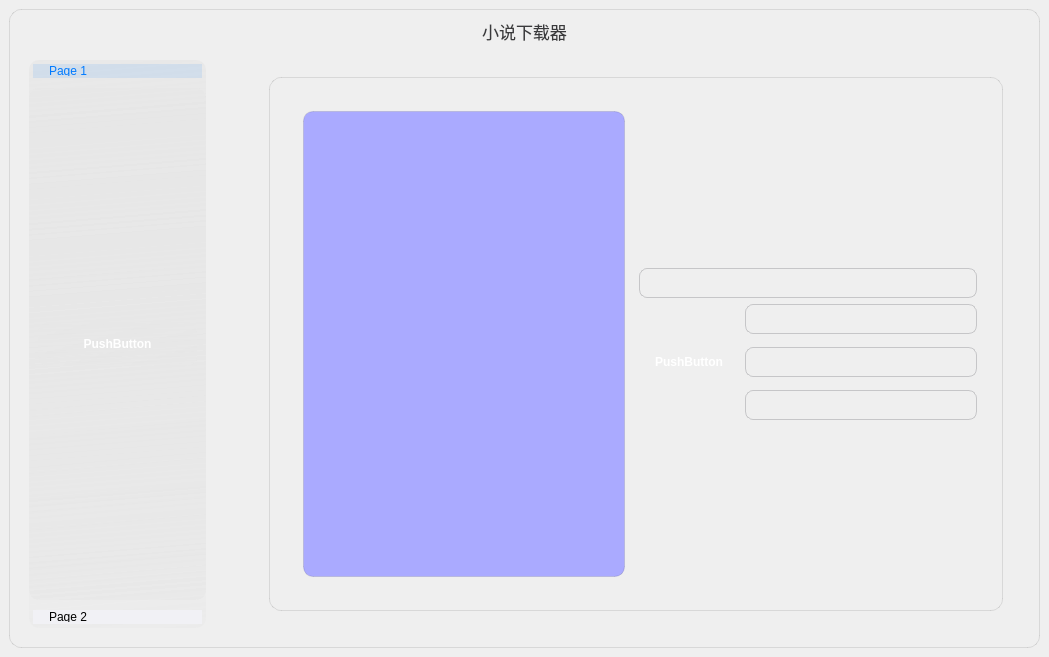
Above: src/windows2.ui from zhaowendao2005/novel-downloader-plus before the change. Below: the same form after it.
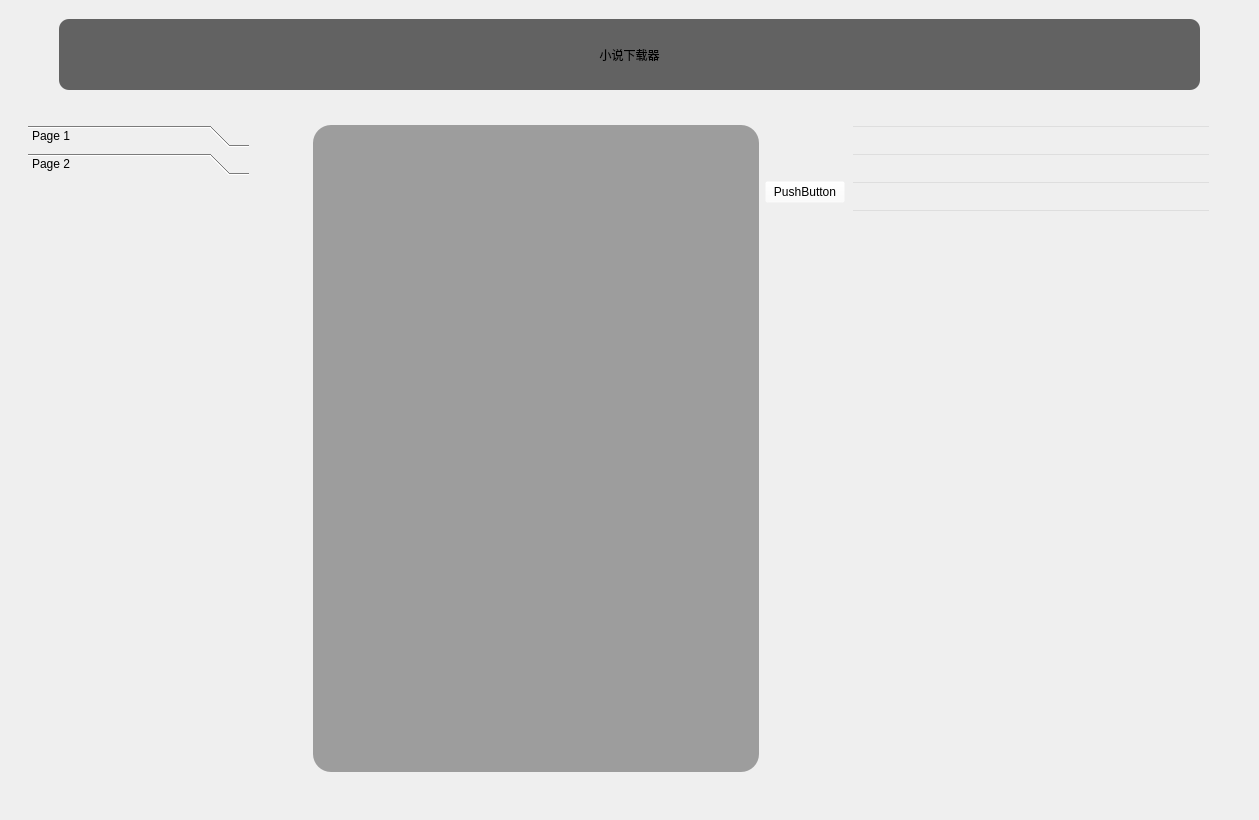
That is the form after the change. Custom widgets are drawn as their Qt base class.

```diff
--- a/src/windows2.ui
+++ b/src/windows2.ui
@@ -6,8 +6,8 @@
    <rect>
     <x>0</x>
     <y>0</y>
-    <width>1049</width>
-    <height>657</height>
+    <width>1259</width>
+    <height>820</height>
    </rect>
   </property>
   <property name="windowTitle">
@@ -17,99 +17,7 @@
    <double>0.800000000000000</double>
   </property>
   <property name="styleSheet">
-   <string notr="true">/* 主窗口 - 浅色主题基础 */
-background-color: qlineargradient(spread:reflect, x1:0.471591, y1:0, x2:0.499545, y2:1, stop:0 rgba(255,45,45, 0), stop:1 rgba(193, 151, 255, 4));
-QMainWindow, QWidget {
-    font-family: -apple-system, BlinkMacSystemFont; /* 苹果系统字体 */
-    color: #1D1D1F; /* 系统深灰色 */
-}
-
-/* 背景框架 - 毛玻璃效果 */
-QFrame#frame_MainBackground {
-    background-color: rgba(242, 242, 247, 0.9); /* iOS系统背景色 */
-    border-radius: 12px;
-    border: 1px solid rgba(0,0,0,0.1);
-}
-
-/* 通用按钮样式 - iOS 风格 */
-PushButton, QPushButton {
-    background-color: #007AFF; /* 系统蓝色 */
-    color: white;
-    border: none;
-    border-radius: 8px;
-    padding: 8px 16px;
-    min-height: 28px;
-    font-weight: 500;
-}
-
-PushButton:hover, QPushButton:hover {
-    background-color: #0063CC; /* 悬停加深 */
-}
-
-PushButton:pressed, QPushButton:pressed {
-    background-color: #004299; /* 按压效果 */
-}
-
-/* 输入框 - 现代扁平风格 */
-LineEdit, QLineEdit, QPlainTextEdit {
-    background-color: rgba(255,255,255,0.9);
-    border: 1px solid #C6C6C8;
-    border-radius: 8px;
-    padding: 6px 12px;
-    selection-background-color: #007AFF;
-}
-
-LineEdit:focus, QLineEdit:focus, QPlainTextEdit:focus {
-    border-color: #007AFF;
-    box-shadow: 0 0 0 2px rgba(0,122,255,0.2); /* iOS焦点效果 */
-}
-
-/* 工具盒(QToolBox) - 侧边栏风格 */ 
-QToolBox::tab {
-    background: rgba(242,242,247,0.8);
-    border-radius: 8px;
-    margin: 4px;
-    padding: 12px;
-}
-
-QToolBox::tab:selected {
-    background: rgba(0,122,255,0.1);
-    color: #007AFF;
-}
-
-/* 堆叠窗口(QStackedWidget) - 卡片式布局 */
-QStackedWidget QFrame {
-    background: white;
-    border-radius: 12px;
-    border: 1px solid rgba(0,0,0,0.1);
-    margin: 8px;
-    padding: 16px;
-}
-
-/* 标签文本 - 强调层次 */
-QLabel {
-    font-size: 13pt;
-    color: #3A3A3C;
-    qproperty-alignment: AlignCenter;
-}
-
-/* 分隔间距 - iOS标准间距 */
-QSpacerItem {
-    width: 16px;  /* 水平间距 */
-    height: 16px; /* 垂直间距 */
-}
-
-/* 滚动条 - 简约风格 */
-QScrollBar:vertical {
-    width: 6px;
-    background: transparent;
-}
-
-QScrollBar::handle:vertical {
-    background: #C6C6C8;
-    border-radius: 3px;
-}
-</string>
+   <string notr="true"/>
   </property>
   <widget class="QWidget" name="centralwidget">
    <property name="styleSheet">
@@ -121,7 +29,8 @@
       <item>
        <widget class="QFrame" name="frame_MainBackground">
         <property name="styleSheet">
-         <string notr="true">background-color: rgba(209, 209, 209, 0);</string>
+         <string notr="true">background-color: rgba(255, 255, 255, 0);
+</string>
         </property>
         <property name="frameShape">
          <enum>QFrame::StyledPanel</enum>
@@ -131,7 +40,7 @@
         </property>
         <layout class="QHBoxLayout" name="horizontalLayout_12">
          <item>
-          <layout class="QVBoxLayout" name="verticalLayout_12">
+          <layout class="QVBoxLayout" name="verticalLayout_12" stretch="1,10">
            <item>
             <layout class="QHBoxLayout" name="horizontalLayout_6" stretch="0,1,0">
              <item>
@@ -149,6 +58,10 @@
              </item>
              <item>
               <widget class="QLabel" name="label_title">
+               <property name="styleSheet">
+                <string notr="true">background-color: rgba(59, 59, 59, 200);
+border-radius: 10px;</string>
+               </property>
                <property name="text">
                 <string>小说下载器</string>
                </property>
@@ -175,70 +88,116 @@
            <item>
             <layout class="QHBoxLayout" name="horizontalLayout_11" stretch="1,0,4">
              <item>
-              <widget class="QFrame" name="frame_7">
+              <widget class="GlassFrame" name="frame_7">
+               <property name="styleSheet">
+                <string notr="true">border-radius: 18px;
+background-color: rgba(255, 255, 255, 0);
+        qproperty-gradientAngle: 45;
+        qproperty-borderColor: rgba(200, 220, 255, 150);
+        qproperty-shadowColor: rgba(100, 120, 150, 80);
+        qproperty-shadowBlur: 40;
+        qproperty-hoverAnimDuration: 500;
+        qproperty-glassOpacity: 0.25;
+
+</string>
+               </property>
                <property name="frameShape">
                 <enum>QFrame::StyledPanel</enum>
                </property>
                <property name="frameShadow">
                 <enum>QFrame::Raised</enum>
                </property>
-               <layout class="QHBoxLayout" name="horizontalLayout">
+               <layout class="QVBoxLayout" name="verticalLayout">
                 <item>
-                 <widget class="QToolBox" name="toolBox_3">
-                  <property name="styleSheet">
-                   <string notr="true">background-color: qlineargradient(spread:reflect, x1:0.471591, y1:0, x2:0.499545, y2:1, stop:0 rgba(231,231,231, 200), stop:1 rgba(231,231,231, 100));
-border-radius: 10px;
-</string>
+                 <spacer name="horizontalSpacer_3">
+                  <property name="orientation">
+                   <enum>Qt::Horizontal</enum>
                   </property>
+                  <property name="sizeHint" stdset="0">
+                   <size>
+                    <width>40</width>
+                    <height>20</height>
+                   </size>
+                  </property>
+                 </spacer>
+                </item>
+                <item>
+                 <widget class="QToolBox" name="toolBox">
                   <property name="currentIndex">
                    <number>0</number>
                   </property>
-                  <widget class="QWidget" name="page_7">
+                  <widget class="QWidget" name="page">
                    <property name="geometry">
                     <rect>
                      <x>0</x>
                      <y>0</y>
-                     <width>175</width>
-                     <height>513</height>
+                     <width>219</width>
+                     <height>578</height>
                     </rect>
                    </property>
                    <attribute name="label">
                     <string>Page 1</string>
                    </attribute>
-                   <layout class="QHBoxLayout" name="horizontalLayout_8">
+                   <layout class="QVBoxLayout" name="verticalLayout_2">
                     <item>
                      <widget class="QPushButton" name="pushButton_3">
                       <property name="text">
                        <string>PushButton</string>
                       </property>
+                      <layout class="QHBoxLayout" name="horizontalLayout"/>
                      </widget>
                     </item>
                    </layout>
                   </widget>
-                  <widget class="QWidget" name="page_8">
+                  <widget class="QWidget" name="page_2">
                    <property name="geometry">
                     <rect>
                      <x>0</x>
                      <y>0</y>
-                     <width>100</width>
-                     <height>30</height>
+                     <width>219</width>
+                     <height>578</height>
                     </rect>
                    </property>
                    <attribute name="label">
                     <string>Page 2</string>
                    </attribute>
-                   <layout class="QVBoxLayout" name="verticalLayout_13">
+                   <layout class="QHBoxLayout" name="horizontalLayout_2">
                     <item>
-                     <widget class="QPushButton" name="pushButton_4">
-                      <property name="text">
-                       <string>PushButton</string>
+                     <widget class="GlassFrame" name="frame">
+                      <property name="styleSheet">
+                       <string notr="true">        qproperty-gradientAngle: 45;
+        qproperty-borderColor: rgba(200, 220, 255, 150);
+        qproperty-shadowColor: rgba(100, 120, 150, 80);
+        qproperty-shadowBlur: 40;
+        qproperty-hoverAnimDuration: 500;
+        qproperty-glassOpacity: 0.25;</string>
                       </property>
+                      <property name="frameShape">
+                       <enum>QFrame::StyledPanel</enum>
+                      </property>
+                      <property name="frameShadow">
+                       <enum>QFrame::Raised</enum>
+                      </property>
+                      <layout class="QHBoxLayout" name="horizontalLayout_3"/>
                      </widget>
                     </item>
                    </layout>
                   </widget>
                  </widget>
                 </item>
+                <item>
+                 <spacer name="horizontalSpacer_4">
+                  <property name="orientation">
+                   <enum>Qt::Horizontal</enum>
+                  </property>
+                  <property name="sizeHint" stdset="0">
+                   <size>
+                    <width>40</width>
+                    <height>20</height>
+                   </size>
+                  </property>
+                 </spacer>
+                </item>
                </layout>
               </widget>
              </item>
@@ -256,7 +215,15 @@
               </spacer>
              </item>
              <item>
-              <widget class="QFrame" name="frame_8">
+              <widget class="GlassFrame" name="frame_8">
+               <property name="styleSheet">
+                <string notr="true">        qproperty-gradientAngle: 45;
+        qproperty-borderColor: rgba(200, 220, 255, 150);
+        qproperty-shadowColor: rgba(100, 120, 150, 80);
+        qproperty-shadowBlur: 40;
+        qproperty-hoverAnimDuration: 500;
+        qproperty-glassOpacity: 0.25;</string>
+               </property>
                <property name="frameShape">
                 <enum>QFrame::StyledPanel</enum>
                </property>
@@ -268,6 +235,9 @@
                  <layout class="QVBoxLayout" name="verticalLayout_17">
                   <item>
                    <widget class="QStackedWidget" name="stackedWidget">
+                    <property name="styleSheet">
+                     <string notr="true">Qframe#frame9</string>
+                    </property>
                     <property name="currentIndex">
                      <number>0</number>
                     </property>
@@ -275,6 +245,9 @@
                      <layout class="QHBoxLayout" name="horizontalLayout_7">
                       <item>
                        <widget class="QFrame" name="frame_9">
+                        <property name="styleSheet">
+                         <string notr="true"/>
+                        </property>
                         <property name="frameShape">
                          <enum>QFrame::StyledPanel</enum>
                         </property>
@@ -287,38 +260,54 @@
                            <item>
                             <widget class="QPlainTextEdit" name="plainTextEdit_3">
                              <property name="styleSheet">
-                              <string notr="true">background-color: rgb(170, 170, 255);
-border-radius: 10px;</string>
+                              <string notr="true">background-color: rgba(100, 100, 100, 150);
+border-radius: 18px;</string>
+                             </property>
+                             <property name="readOnly">
+                              <bool>true</bool>
+                             </property>
+                             <property name="centerOnScroll">
+                              <bool>false</bool>
                              </property>
                             </widget>
                            </item>
                            <item>
                             <layout class="QVBoxLayout" name="verticalLayout_15" stretch="1">
                              <item>
-                              <layout class="QVBoxLayout" name="verticalLayout_18" stretch="1,1">
-                               <item>
-                                <widget class="LineEdit" name="lineEdit_9"/>
-                               </item>
+                              <layout class="QVBoxLayout" name="verticalLayout_18" stretch="0,0">
                                <item>
                                 <layout class="QGridLayout" name="gridLayout_3">
-                                 <item row="0" column="1">
+                                 <item row="1" column="1">
                                   <widget class="LineEdit" name="lineEdit_12"/>
                                  </item>
-                                 <item row="1" column="0">
+                                 <item row="2" column="1">
+                                  <widget class="LineEdit" name="lineEdit_11"/>
+                                 </item>
+                                 <item row="2" column="0">
                                   <widget class="PushButton" name="pushButton_downloader">
                                    <property name="text">
                                     <string>PushButton</string>
                                    </property>
                                   </widget>
                                  </item>
-                                 <item row="1" column="1">
-                                  <widget class="LineEdit" name="lineEdit_11"/>
-                                 </item>
-                                 <item row="2" column="1">
+                                 <item row="3" column="1">
                                   <widget class="LineEdit" name="lineEdit_10"/>
                                  </item>
+                                 <item row="0" column="1">
+                                  <widget class="LineEdit" name="lineEdit_9"/>
+                                 </item>
                                 </layout>
                                </item>
+                               <item>
+                                <widget class="QLabel" name="label">
+                                 <property name="styleSheet">
+                                  <string notr="true">border-radius: 30px;</string>
+                                 </property>
+                                 <property name="text">
+                                  <string/>
+                                 </property>
+                                </widget>
+                               </item>
                               </layout>
                              </item>
                             </layout>
@@ -371,6 +360,12 @@
    <extends>QLineEdit</extends>
    <header>qfluentwidgets</header>
   </customwidget>
+  <customwidget>
+   <class>GlassFrame</class>
+   <extends>QFrame</extends>
+   <header>GlassFrame</header>
+   <container>1</container>
+  </customwidget>
  </customwidgets>
  <resources/>
  <connections/>
```
Left out of the diff: 12 changed lines with no effect on the pictures.
